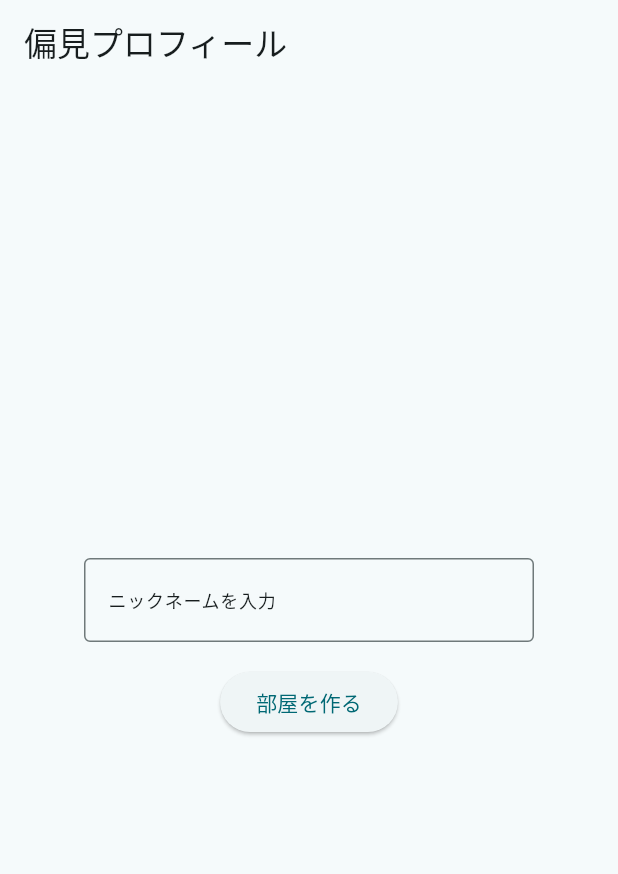
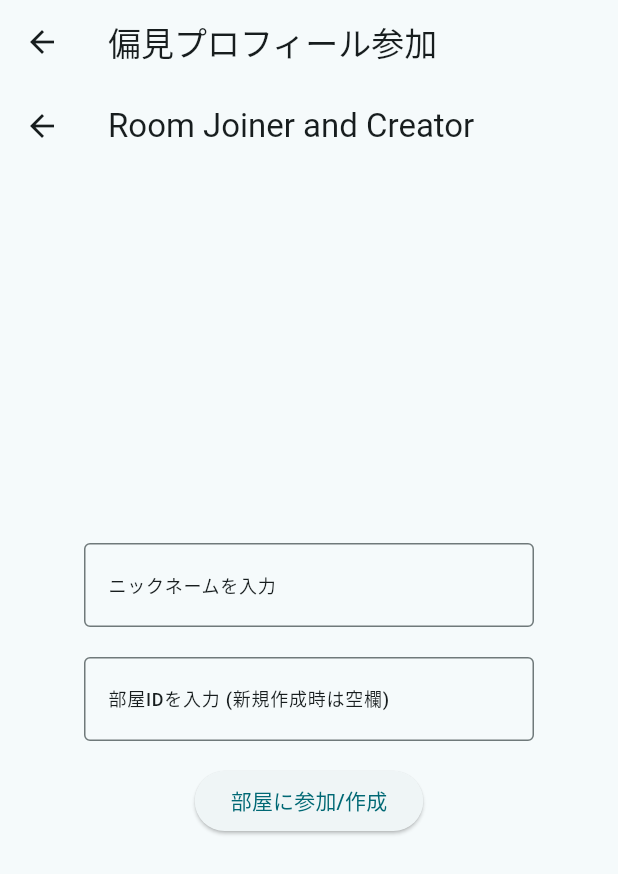
Before and after one commit to DaichiK0919/bias-profile, a Flutter app: the screen it shows after launch, on a phone screen of 412 x 824 dp. Shown: the top 874 px of the screen. Run offline on Flutter 3.47's test engine with Material 3 defaults, Android fonts, the light colour scheme and no system bars; our stand-ins replace cloud_firestore, firebase_core, flutter_dotenv; accounts and stored records are empty; statements that could not run were skipped.

Commit message:
部屋参加機能追加　未整理

```diff
--- a/lib/HomePage.dart
+++ b/lib/RoomCreatePage.dart
@@ -2,14 +2,14 @@ import 'package:flutter/material.dart';
 import 'package:bias_profile/components/components.dart';
 import 'package:bias_profile/commons/ResponsiveLayout.dart';
 
-class HomePage extends StatelessWidget {
-  const HomePage({super.key});
+class RoomCreatePage extends StatelessWidget {
+  const RoomCreatePage({super.key});
 
   @override
   Widget build(BuildContext context) {
     return Scaffold(
       appBar: AppBar(
-        title: Text('偏見プロフィール'),
+        title: Text('偏見プロフィール作成'),
       ),
       body: ResponsiveLayout(
         breakPoints: [
--- /dev/null
+++ b/lib/RoomEnterPage.dart
@@ -0,0 +1,27 @@
+import 'package:bias_profile/components/RoomCreateJoinForm.dart';
+import 'package:flutter/material.dart';
+import 'package:bias_profile/components/components.dart';
+import 'package:bias_profile/commons/ResponsiveLayout.dart';
+
+class RoomEnterPage extends StatelessWidget {
+  const RoomEnterPage({super.key});
+
+  @override
+  Widget build(BuildContext context) {
+    return Scaffold(
+      appBar: AppBar(
+        title: Text('偏見プロフィール参加'),
+      ),
+      body: ResponsiveLayout(
+        breakPoints: [
+          BreakPoint(minWidth: 1024, containerWidth: 500),
+          BreakPoint(minWidth: 600, containerWidth: 500),
+          BreakPoint(minWidth: 0, containerWidth: 300),
+        ],
+        builder: (context, containerWidth) {
+          return RoomJoinCreatePage(containerWidth: containerWidth);
+        },
+      ),
+    );
+  }
+}
--- /dev/null
+++ b/lib/components/RoomCreateJoinForm.dart
@@ -0,0 +1,97 @@
+import 'package:flutter/material.dart';
+import 'package:uuid/uuid.dart';
+import 'package:bias_profile/RoomViewPage.dart';
+import 'package:bias_profile/components/RoomEnterForm.dart';
+import 'package:cloud_firestore/cloud_firestore.dart';
+
+class RoomJoinCreatePage extends StatefulWidget {
+  final double containerWidth;
+
+  const RoomJoinCreatePage({super.key, required this.containerWidth});
+
+  @override
+  _RoomJoinCreatePageState createState() => _RoomJoinCreatePageState();
+}
+
+class _RoomJoinCreatePageState extends State<RoomJoinCreatePage> {
+  String? _roomId;
+  final String playerId = Uuid().v4();
+  FirebaseFirestore db = FirebaseFirestore.instance;
+
+  @override
+  void initState() {
+    super.initState();
+    _parseRoomIdFromUrl();
+  }
+
+  void _parseRoomIdFromUrl() {
+    final uri = Uri.base;
+    if (uri.queryParameters.containsKey('roomId')) {
+      setState(() {
+        _roomId = uri.queryParameters['roomId'];
+      });
+    }
+  }
+
+  void _joinRoom(String roomId, String nickname) async {
+    print('Joining room with ID: $roomId and nickname: $nickname');
+    Map<String, dynamic> playerData = {
+      'player_id': playerId,
+      'nickname': nickname,
+      'ever_been_parent': false,
+      'can_start_next_turn': false,
+      'points': 0,
+    };
+
+    try {
+      // Firestoreで指定されたroomIdのドキュメントを更新し、プレイヤーを追加
+      DocumentReference roomRef = db.collection('rooms').doc(roomId);
+      await roomRef.update({
+        'players': FieldValue.arrayUnion([playerData]), // プレイヤーを追加
+      });
+
+      print('Player added to room with ID: $roomId');
+
+      // 参加成功後、RoomViewPageに遷移
+      Navigator.push(
+        context,
+        MaterialPageRoute(
+          builder: (context) => RoomViewPage(
+            roomId: roomId,
+            playerId: playerId,
+          ),
+        ),
+      );
+    } catch (e) {
+      print('Error adding player to room: $e');
+      // エラーハンドリング（必要に応じてユーザーに通知）
+    }
+  }
+
+  void _onRoomCreated(String roomId) {
+    Navigator.push(
+      context,
+      MaterialPageRoute(
+        builder: (context) => RoomViewPage(
+          roomId: roomId,
+          playerId: playerId,
+        ),
+      ),
+    );
+  }
+
+  @override
+  Widget build(BuildContext context) {
+    return Scaffold(
+      appBar: AppBar(title: Text('Room Joiner and Creator')),
+      body: Center(
+        child: RoomEnterForm(
+          containerWidth: widget.containerWidth,
+          onRoomCreated: _onRoomCreated,
+          onRoomJoined: _joinRoom,
+          initialRoomId: _roomId,
+        ),
+      ),
+    );
+  }
+}
--- /dev/null
+++ b/lib/components/RoomEnterForm.dart
@@ -0,0 +1,147 @@
+import 'package:flutter/material.dart';
+import 'package:cloud_firestore/cloud_firestore.dart';
+import 'package:uuid/uuid.dart';
+import 'package:bias_profile/constants.dart';
+
+class RoomEnterForm extends StatefulWidget {
+  final double containerWidth;
+  final Function(String) onRoomCreated;
+  final Function(String, String) onRoomJoined;
+  final String? initialRoomId;
+
+  const RoomEnterForm({
+    Key? key,
+    required this.containerWidth,
+    required this.onRoomCreated,
+    required this.onRoomJoined,
+    this.initialRoomId,
+  }) : super(key: key);
+
+  @override
+  State<RoomEnterForm> createState() => _RoomEnterFormState();
+}
+
+class _RoomEnterFormState extends State<RoomEnterForm> {
+  final _formKey = GlobalKey<FormState>();
+  final TextEditingController _nicknameController = TextEditingController();
+  final TextEditingController _roomIdController = TextEditingController();
+  FirebaseFirestore db = FirebaseFirestore.instance;
+
+  @override
+  void initState() {
+    super.initState();
+    if (widget.initialRoomId != null) {
+      _roomIdController.text = widget.initialRoomId!;
+    }
+  }
+
+  bool isValidNickname(String nickname) {
+    return nickname.length >= 2 && nickname.length <= 10;
+  }
+
+  Future<DocumentReference> createRoom(String nickname) async {
+    Map<String, dynamic> players = {
+      'player_id': Uuid().v4(),
+      'nickname': nickname,
+      'ever_been_parent': false,
+      'can_start_next_turn': false,
+      'points': 0,
+    };
+
+    Map<String, dynamic> current_turn = {
+      'turn_count': 0,
+      'character_cards': [],
+      'profiles': [],
+      'parent_player_id': null,
+      'parent_answer': null,
+      'created_at': FieldValue.serverTimestamp(),
+      'updated_at': FieldValue.serverTimestamp(),
+    };
+
+    DocumentReference roomRef = await db.collection('rooms').add({
+      'status': 'recruiting',
+      'players': [players],
+      'current_turn': current_turn,
+      'created_at': FieldValue.serverTimestamp(),
+      'updated_at': FieldValue.serverTimestamp(),
+    });
+
+    print('部屋と作成者、ターンの情報が保存されました。IDは : ${roomRef.id} です');
+
+    return roomRef;
+  }
+
+  @override
+  Widget build(BuildContext context) {
+    return Container(
+      width: widget.containerWidth,
+      child: Column(
+        mainAxisAlignment: MainAxisAlignment.center,
+        children: [
+          Form(
+            key: _formKey,
+            child: Column(
+              children: [
+                TextFormField(
+                  validator: (value) {
+                    if (value == null || value.isEmpty) {
+                      return 'ニックネームを入力してください';
+                    }
+                    if (!isValidNickname(value)) {
+                      return '2〜10文字で入力してください';
+                    }
+                    return null;
+                  },
+                  controller: _nicknameController,
+                  decoration: InputDecoration(
+                    labelText: 'ニックネームを入力',
+                    labelStyle: Theme.of(context).textTheme.labelMedium,
+                    border: OutlineInputBorder(),
+                  ),
+                ),
+                SizedBox(height: 20),
+                TextFormField(
+                  controller: _roomIdController,
+                  decoration: InputDecoration(
+                    labelText: '部屋IDを入力 (新規作成時は空欄)',
+                    labelStyle: Theme.of(context).textTheme.labelMedium,
+                    border: OutlineInputBorder(),
+                  ),
+                ),
+              ],
+            ),
+          ),
+          Padding(
+            padding: EdgeInsets.all(kPaddingLarge),
+            child: Row(
+              mainAxisAlignment: MainAxisAlignment.spaceEvenly,
+              children: [
+                ElevatedButton(
+                  onPressed: () async {
+                    if (_formKey.currentState!.validate()) {
+                      String nickname = _nicknameController.text;
+                      String roomId = _roomIdController.text;
+                      if (roomId.isNotEmpty) {
+                        widget.onRoomJoined(roomId, nickname);
+                      } else {
+                        try {
+                          DocumentReference roomRef =
+                              await createRoom(nickname);
+                          widget.onRoomCreated(roomRef.id);
+                        } catch (e) {
+                          print('Error creating room: $e');
+                          // エラーメッセージを表示する
+                        }
+                      }
+                    }
+                  },
+                  child: Text('部屋に参加/作成'),
+                ),
+              ],
+            ),
+          ),
+        ],
+      ),
+    );
+  }
+}
--- a/lib/main.dart
+++ b/lib/main.dart
@@ -1,5 +1,6 @@
 import 'package:flutter/material.dart';
-import 'HomePage.dart';
+import 'RoomCreatePage.dart';
+import 'RoomEnterPage.dart';
 import 'package:firebase_core/firebase_core.dart';
 import 'firebase_options.dart';
 import 'package:flutter_dotenv/flutter_dotenv.dart';
@@ -22,8 +23,10 @@ class MyApp extends StatelessWidget {
       theme: ThemeData.from(
         colorScheme: ColorScheme.fromSeed(seedColor: Colors.grey),
       ),
+      initialRoute: '/join', //参加者テスト用　必ず消す！！
       routes: {
-        '/': (context) => const HomePage(),
+        '/': (context) => const RoomCreatePage(),
+        '/join': (context) => const RoomEnterPage(), //参加者テスト用　必ず消す！！
       },
     );
   }
```
